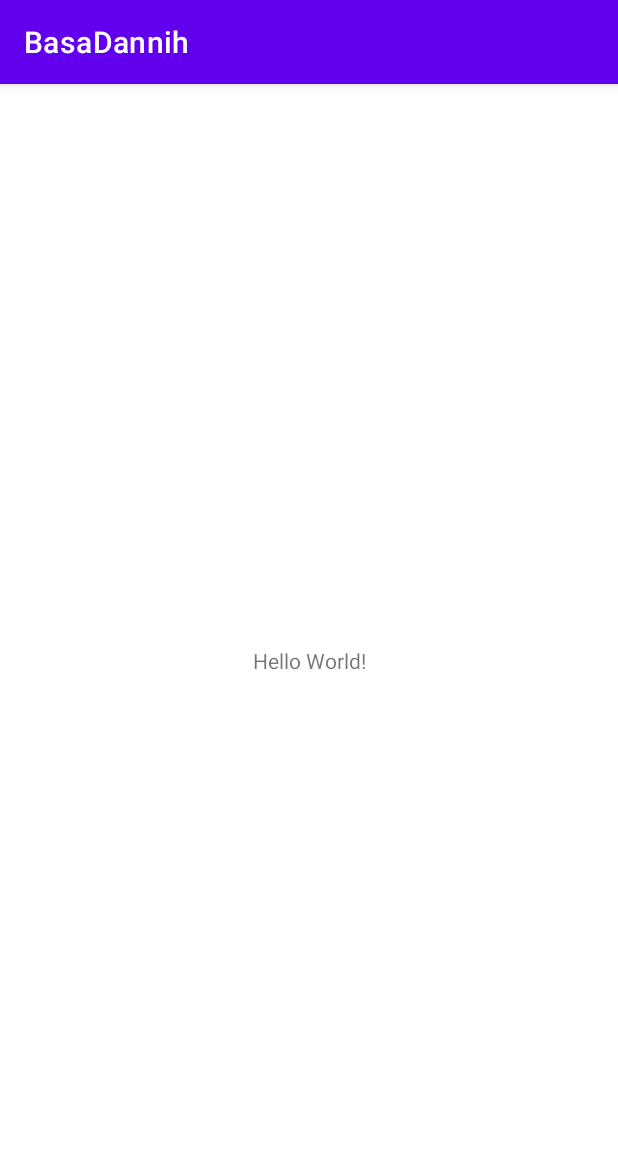
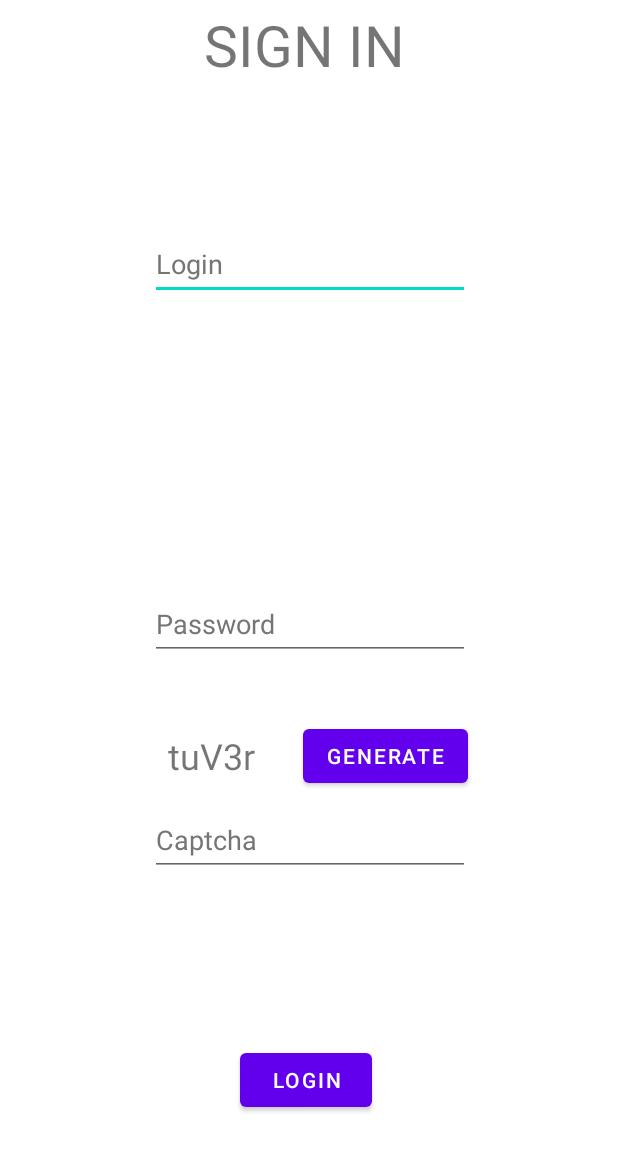
Before and after one commit to Ismas2003/AndroidCRUD, an Android app: the screen it shows after launch (MainActivity), on a phone screen of 412 x 824 dp. Shown: the top 1151 px of the screen. Run offline under Robolectric (Android 15) with nearby library versions, the phone set to English and light mode, and no system bars.

Commit message:
added login layout template with cakcha

```diff
--- a/app/src/main/java/com/example/basadannih/MainActivity.java
+++ b/app/src/main/java/com/example/basadannih/MainActivity.java
@@ -3,12 +3,36 @@ package com.example.basadannih;
 import androidx.appcompat.app.AppCompatActivity;
 
 import android.os.Bundle;
+import android.view.View;
+import android.widget.TextView;
 
 public class MainActivity extends AppCompatActivity {
+
+
 
     @Override
     protected void onCreate(Bundle savedInstanceState) {
         super.onCreate(savedInstanceState);
         setContentView(R.layout.activity_main);
+        TextView captcha = findViewById(R.id.captcha);
+        captcha.setText(generateCaptcha());
+    }
+
+    public static String generateCaptcha() {
+        String captcha = "";
+        try {
+            String letters = "ABCDEFGHIJKLMNOPQRSTUVWXYZabcdefghijklmnopqrstuvwxyz0123456789";
+            for (int i = 0; i < 5; i++) {
+                captcha += letters.charAt((int) (Math.random() * letters.length()));
+            }
+        } catch (Exception e) {
+            e.printStackTrace();
+        }
+        return captcha;
+    }
+
+    public void onGenerateClick(View view) {
+        TextView captcha = findViewById(R.id.captcha);
+        captcha.setText(generateCaptcha());
     }
 }
--- a/app/src/main/res/layout/activity_main.xml
+++ b/app/src/main/res/layout/activity_main.xml
@@ -3,16 +3,96 @@
     xmlns:app="http://schemas.android.com/apk/res-auto"
     xmlns:tools="http://schemas.android.com/tools"
     android:layout_width="match_parent"
+    android:id="@+id/loginLayout"
     android:layout_height="match_parent"
     tools:context=".MainActivity">
 
+
     <TextView
+        android:id="@+id/title"
         android:layout_width="wrap_content"
         android:layout_height="wrap_content"
-        android:text="Hello World!"
-        app:layout_constraintBottom_toBottomOf="parent"
-        app:layout_constraintEnd_toEndOf="parent"
+        android:layout_marginStart="136dp"
+        android:layout_marginTop="4dp"
+        android:text="SIGN IN"
+        android:textSize="38dp"
         app:layout_constraintStart_toStartOf="parent"
         app:layout_constraintTop_toTopOf="parent" />
 
+    <EditText
+        android:id="@+id/editTextTextPersonName"
+        android:layout_width="wrap_content"
+        android:layout_height="wrap_content"
+        android:layout_marginStart="100dp"
+        android:layout_marginTop="152dp"
+        android:autofillHints=""
+        android:ems="10"
+        android:hint="Login"
+        android:inputType="textPersonName"
+        android:minHeight="48dp"
+        android:textColorHint="#757575"
+        app:layout_constraintStart_toStartOf="parent"
+        app:layout_constraintTop_toTopOf="parent" />
+
+    <EditText
+        android:id="@+id/editTextTextPassword"
+        android:layout_width="wrap_content"
+        android:layout_height="wrap_content"
+        android:layout_marginStart="100dp"
+        android:layout_marginBottom="384dp"
+        android:autofillHints=""
+        android:ems="10"
+        android:hint="Password"
+        android:inputType="textPassword"
+        android:minHeight="48dp"
+        android:textColorHint="#757575"
+        app:layout_constraintBottom_toBottomOf="parent"
+        app:layout_constraintStart_toStartOf="parent" />
+
+    <TextView
+        android:id="@+id/captcha"
+        android:layout_width="wrap_content"
+        android:layout_height="wrap_content"
+        android:layout_marginStart="112dp"
+        android:layout_marginBottom="304dp"
+        android:textSize="24dp"
+        app:layout_constraintBottom_toBottomOf="parent"
+        app:layout_constraintStart_toStartOf="parent" />
+
+    <Button
+        android:id="@+id/button2"
+        android:layout_width="wrap_content"
+        android:layout_height="wrap_content"
+        android:onClick="onGenerateClick"
+        android:layout_marginEnd="100dp"
+        android:layout_marginBottom="296dp"
+        android:text="Generate"
+        app:layout_constraintBottom_toBottomOf="parent"
+        app:layout_constraintEnd_toEndOf="parent" />
+
+    <Button
+        android:id="@+id/button"
+        android:layout_width="wrap_content"
+        android:layout_height="wrap_content"
+        android:layout_marginStart="160dp"
+        android:layout_marginBottom="80dp"
+        android:text="Login"
+        app:layout_constraintBottom_toBottomOf="parent"
+        app:layout_constraintStart_toStartOf="parent" />
+
+    <EditText
+        android:id="@+id/editTextTextPersonName2"
+        android:layout_width="wrap_content"
+        android:layout_height="wrap_content"
+        android:layout_marginStart="100dp"
+        android:layout_marginBottom="240dp"
+        android:ems="10"
+        android:textColorHint="#757575"
+        android:hint="Captcha"
+        android:inputType="textPersonName"
+        android:minHeight="48dp"
+        app:layout_constraintBottom_toBottomOf="parent"
+        app:layout_constraintStart_toStartOf="parent" />
+
+
 </androidx.constraintlayout.widget.ConstraintLayout>
--- /dev/null
+++ b/app/src/main/res/layout/activity_tables.xml
@@ -0,0 +1,6 @@
+<?xml version="1.0" encoding="utf-8"?>
+<androidx.constraintlayout.widget.ConstraintLayout xmlns:android="http://schemas.android.com/apk/res/android"
+    android:layout_width="match_parent"
+    android:layout_height="match_parent">
+
+</androidx.constraintlayout.widget.ConstraintLayout>
--- a/app/src/main/res/values-night/themes.xml
+++ b/app/src/main/res/values-night/themes.xml
@@ -1,6 +1,6 @@
 <resources xmlns:tools="http://schemas.android.com/tools">
     <!-- Base application theme. -->
-    <style name="Theme.BasaDannih" parent="Theme.MaterialComponents.DayNight.DarkActionBar">
+    <style name="Theme.BasaDannih" parent="Theme.MaterialComponents.DayNight.NoActionBar">
         <!-- Primary brand color. -->
         <item name="colorPrimary">@color/purple_200</item>
         <item name="colorPrimaryVariant">@color/purple_700</item>
@@ -12,5 +12,7 @@
         <!-- Status bar color. -->
         <item name="android:statusBarColor" tools:targetApi="l">?attr/colorPrimaryVariant</item>
         <!-- Customize your theme here. -->
+        <item name="windowNoTitle">true</item>
+        <item name="android:windowFullscreen">true</item>
     </style>
 </resources>
--- a/app/src/main/res/values/themes.xml
+++ b/app/src/main/res/values/themes.xml
@@ -1,6 +1,6 @@
 <resources xmlns:tools="http://schemas.android.com/tools">
     <!-- Base application theme. -->
-    <style name="Theme.BasaDannih" parent="Theme.MaterialComponents.DayNight.DarkActionBar">
+    <style name="Theme.BasaDannih" parent="Theme.MaterialComponents.DayNight.NoActionBar">
         <!-- Primary brand color. -->
         <item name="colorPrimary">@color/purple_500</item>
         <item name="colorPrimaryVariant">@color/purple_700</item>
@@ -12,5 +12,7 @@
         <!-- Status bar color. -->
         <item name="android:statusBarColor" tools:targetApi="l">?attr/colorPrimaryVariant</item>
         <!-- Customize your theme here. -->
+        <item name="windowNoTitle">true</item>
+        <item name="android:windowFullscreen">true</item>
     </style>
 </resources>
```
